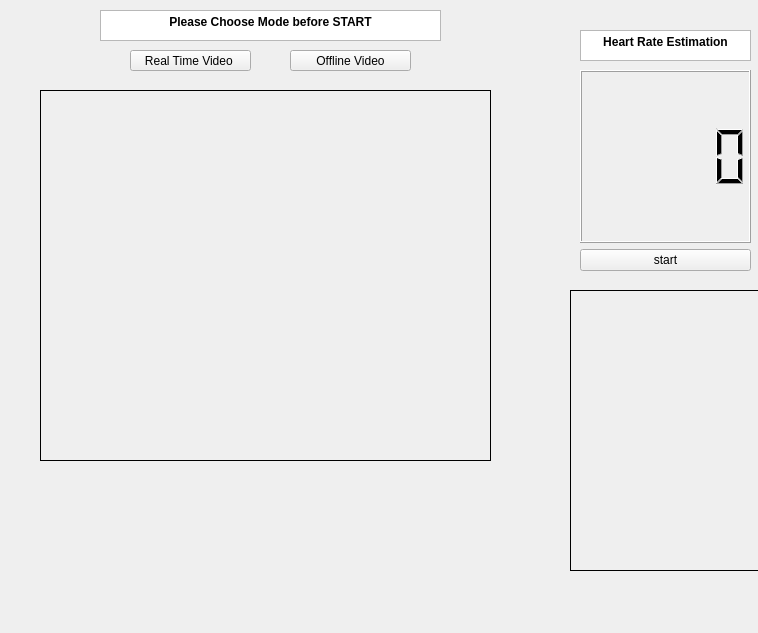
Before: the Qt Designer form heart_rate/qcvwidget.ui in Douissi/HeartRate, drawn with Qt 5.
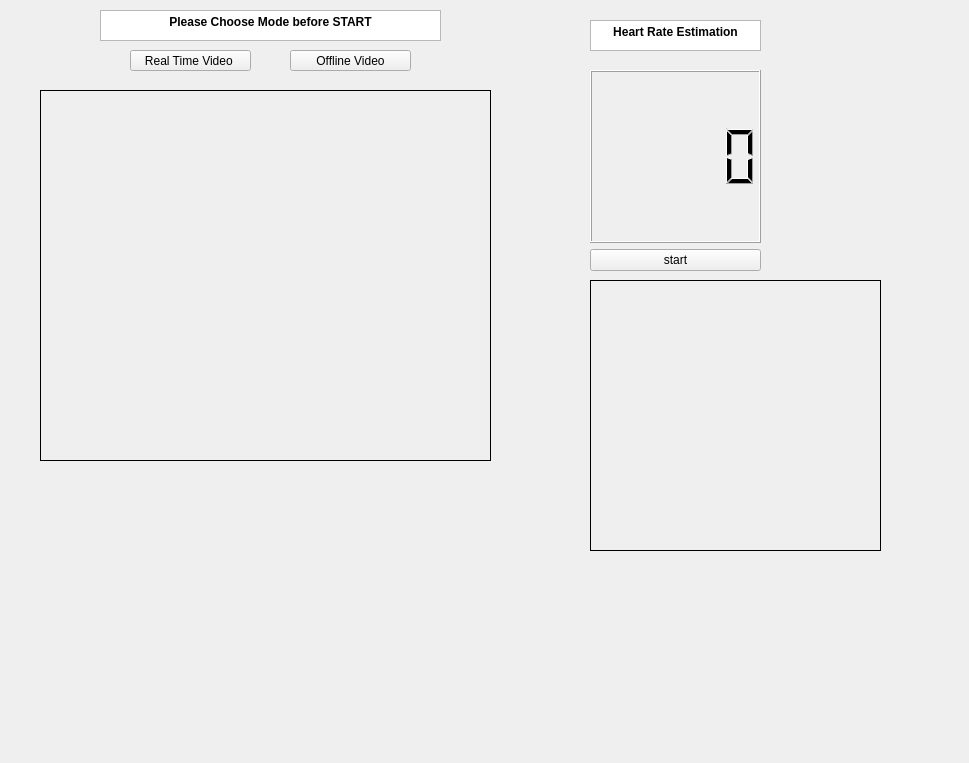
After: the same form once the commit is applied. Custom widgets are drawn as their Qt base class.

Commit message: [2020-06-30] : improve GUI adding plots options

Diff of the .ui file:
```diff
--- a/heart_rate/qcvwidget.ui
+++ b/heart_rate/qcvwidget.ui
@@ -6,8 +6,8 @@
    <rect>
     <x>0</x>
     <y>0</y>
-    <width>758</width>
-    <height>633</height>
+    <width>969</width>
+    <height>763</height>
    </rect>
   </property>
   <property name="windowTitle">
@@ -32,8 +32,8 @@
   <widget class="QTextBrowser" name="textBrowser">
    <property name="geometry">
     <rect>
-     <x>580</x>
-     <y>30</y>
+     <x>590</x>
+     <y>20</y>
      <width>171</width>
      <height>31</height>
     </rect>
@@ -49,7 +49,7 @@
   <widget class="QWidget" name="layoutWidget">
    <property name="geometry">
     <rect>
-     <x>580</x>
+     <x>590</x>
      <y>70</y>
      <width>171</width>
      <height>201</height>
@@ -120,10 +120,10 @@
   <widget class="QLabel" name="skinDetected">
    <property name="geometry">
     <rect>
-     <x>570</x>
-     <y>290</y>
-     <width>191</width>
-     <height>281</height>
+     <x>590</x>
+     <y>280</y>
+     <width>291</width>
+     <height>271</height>
     </rect>
    </property>
    <property name="styleSheet">
@@ -133,6 +133,16 @@
     <string/>
    </property>
   </widget>
+  <widget class="QCustomPlot" name="customPlot" native="true">
+   <property name="geometry">
+    <rect>
+     <x>760</x>
+     <y>40</y>
+     <width>241</width>
+     <height>231</height>
+    </rect>
+   </property>
+  </widget>
   <zorder>labelView</zorder>
   <zorder>textBrowser</zorder>
   <zorder>layoutWidget</zorder>
@@ -143,6 +153,14 @@
   <zorder>OfflineMode</zorder>
   <zorder>skinDetected</zorder>
  </widget>
+ <customwidgets>
+  <customwidget>
+   <class>QCustomPlot</class>
+   <extends>QWidget</extends>
+   <header>qcustomplot.h</header>
+   <container>1</container>
+  </customwidget>
+ </customwidgets>
  <resources/>
  <connections/>
 </ui>
```
Left out of the diff: 1 changed line with no effect on the pictures. The commit also changes 33 other files.
